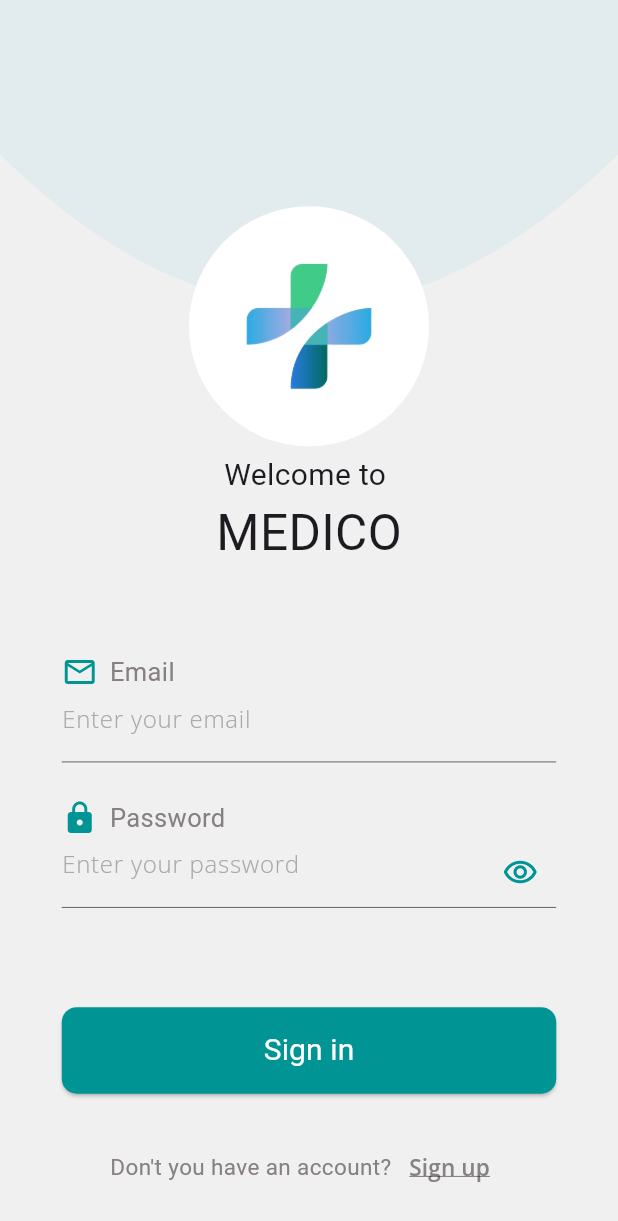
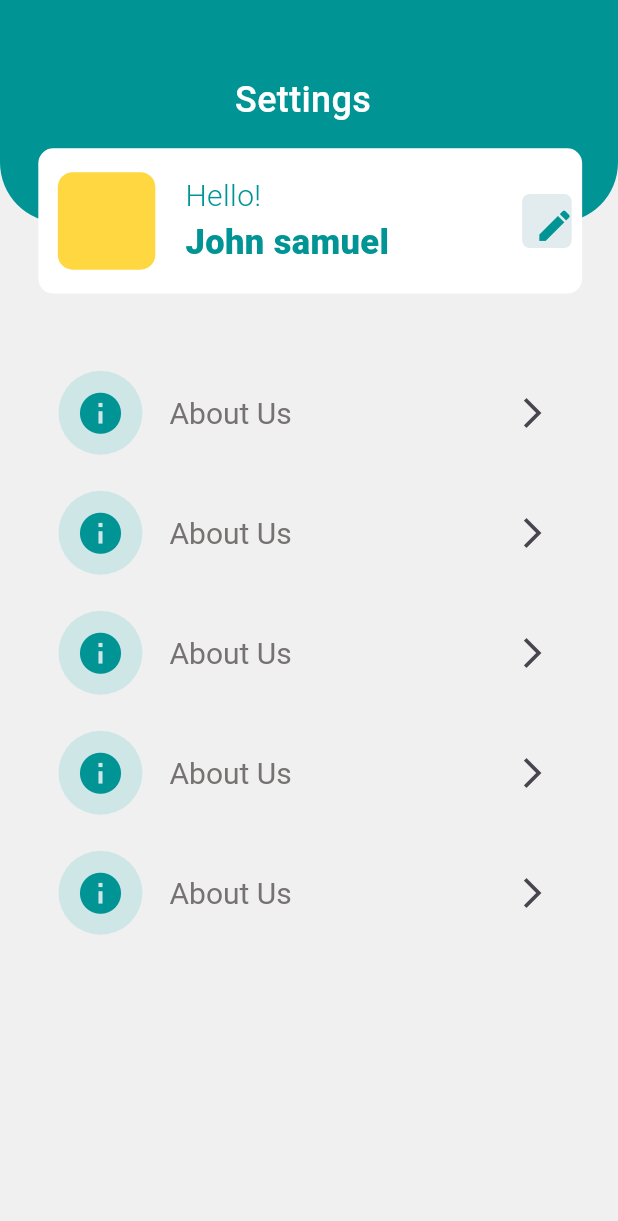
Before and after one commit to muhammed-shadil/doctor-booking-app, a Flutter app: the screen it shows after launch, on a phone screen of 412 x 824 dp. Shown: the top 1221 px of the screen. Run offline on Flutter 3.47's test engine with Material 3 defaults, Android fonts, the phone set to English and light mode, and no system bars; our stand-ins replace bloc, cloud_firestore, equatable, firebase_auth, firebase_core, flutter_bloc; accounts and stored records are empty.

Commit message:
loginand sign up functions,settings screen ui

```diff
--- a/lib/main.dart
+++ b/lib/main.dart
@@ -1,10 +1,12 @@
 import 'package:doctors_book_app/firebase_options.dart';
 import 'package:doctors_book_app/view/screens/login_screen.dart';
+import 'package:doctors_book_app/view/screens/settings_Screen.dart';
 import 'package:firebase_core/firebase_core.dart';
 import 'package:flutter/material.dart';
 
 void main() async{
 
+ WidgetsFlutterBinding.ensureInitialized();
 
 await Firebase.initializeApp(
     options: DefaultFirebaseOptions.currentPlatform,
@@ -17,8 +19,8 @@ class MyApp extends StatelessWidget {
 
   @override
   Widget build(BuildContext context) {
-    return  MaterialApp(
-      home: LoginScreen(),
+    return  const MaterialApp(
+      home: SettingsScreen(),
       debugShowCheckedModeBanner: false,
     );
   }
--- /dev/null
+++ b/lib/view/screens/settings_Screen.dart
@@ -0,0 +1,142 @@
+import 'package:doctors_book_app/view/widgets/settingspage_listtile.dart';
+import 'package:flutter/material.dart';
+
+class SettingsScreen extends StatelessWidget {
+  const SettingsScreen({super.key});
+
+  @override
+  Widget build(BuildContext context) {
+    return Scaffold(
+      backgroundColor: Color.fromARGB(255, 240, 240, 241),
+      body: Column(
+        children: [
+          SizedBox(
+            width: MediaQuery.of(context).size.width,
+            height: MediaQuery.of(context).size.height * 0.3,
+            child: Stack(
+              children: [
+                Container(
+                  decoration: const BoxDecoration(
+                    borderRadius: BorderRadius.only(
+                        bottomLeft: Radius.circular(40),
+                        bottomRight: Radius.circular(40)),
+                    color: const Color.fromARGB(255, 0, 148, 149),
+                  ),
+                  width: MediaQuery.of(context).size.width,
+                  height: MediaQuery.of(context).size.height * 0.18,
+                ),
+                Positioned(
+                  top: MediaQuery.of(context).size.width * 0.12,
+                  left: MediaQuery.of(context).size.width * 0.38,
+                  child: const Text(
+                    "Settings",
+                    style: TextStyle(
+                      fontWeight: FontWeight.w500,
+                      fontSize: 24,
+                      color: Colors.white,
+                    ),
+                  ),
+                ),
+                Positioned(
+                    top: MediaQuery.of(context).size.width * 0.24,
+                    left: MediaQuery.of(context).size.width * 0.062,
+                    child: Container(
+                      decoration: BoxDecoration(
+                        borderRadius: BorderRadius.circular(10),
+                        color: Colors.white,
+                      ),
+                      width: MediaQuery.of(context).size.width * 0.88,
+                      height: MediaQuery.of(context).size.width * 0.235,
+                      child: Row(
+                        mainAxisAlignment: MainAxisAlignment.spaceBetween,
+                        children: [
+                          Row(
+                            children: [
+                              Padding(
+                                padding:
+                                    const EdgeInsets.only(left: 13, right: 20),
+                                child: Container(
+                                  decoration: BoxDecoration(
+                                    borderRadius: BorderRadius.circular(10),
+                                    color: Colors.amberAccent,
+                                  ),
+                                  width: 65,
+                                  height: 65,
+                                ),
+                              ),
+                              const Column(
+                                crossAxisAlignment: CrossAxisAlignment.start,
+                                mainAxisAlignment: MainAxisAlignment.center,
+                                children: [
+                                  Text(
+                                    "Hello!",
+                                    style: TextStyle(
+                                      fontWeight: FontWeight.w300,
+                                      fontSize: 20,
+                                      color: Color.fromARGB(255, 0, 148, 149),
+                                    ),
+                                  ),
+                                  Text(
+                                    "John samuel",
+                                    style: TextStyle(
+                                      fontWeight: FontWeight.w900,
+                                      fontSize: 23,
+                                      color: Color.fromARGB(255, 0, 148, 149),
+                                    ),
+                                  )
+                                ],
+                              ),
+                            ],
+                          ),
+                          Container(
+                            width: 33,
+                            height: 36,
+                            margin: const EdgeInsets.only(right: 7),
+                            decoration: BoxDecoration(
+                                borderRadius: BorderRadius.circular(5),
+                                color:
+                                    const Color.fromARGB(255, 226, 235, 237)),
+                            child: IconButton(
+                                onPressed: () {},
+                                icon: const Icon(
+                                  Icons.edit,
+                                  size: 27,
+                                  color: Color.fromARGB(255, 0, 148, 149),
+                                )),
+                          )
+                        ],
+                      ),
+                    ))
+              ],
+            ),
+          ),
+          SettingsListTile(),
+          SettingsListTile(),
+          SettingsListTile(),
+          SettingsListTile(),
+          SettingsListTile(),
+          // Container(
+          //   decoration: BoxDecoration(
+          //     borderRadius: BorderRadius.circular(10),
+          //     color: Color.fromARGB(255, 205, 204, 200),
+          //   ),
+          //   width: 350,
+          //   height: 85,
+          //   child: const Row(
+          //     mainAxisAlignment: MainAxisAlignment.spaceBetween,
+          //     children: [
+          //       CircleAvatar(
+          //         radius: 30,
+          //       ),
+          //       Text(
+          //         "about us",
+          //       ),
+          //       Icon(Icons.arrow_forward_ios)
+          //     ],
+          //   ),
+          // ),
+        ],
+      ),
+    );
+  }
+}
--- /dev/null
+++ b/lib/view/widgets/settingspage_listtile.dart
@@ -0,0 +1,31 @@
+import 'package:flutter/material.dart';
+
+class SettingsListTile extends StatelessWidget {
+  const SettingsListTile({super.key});
+
+  @override
+  Widget build(BuildContext context) {
+    return const SizedBox(
+      height: 80,
+      width: 370,
+      child: ListTile(
+        trailing: Icon(Icons.arrow_forward_ios),
+        title: Text(
+          "About Us",
+        ),
+        titleTextStyle:
+            TextStyle(fontSize: 20, color: Color.fromARGB(255, 118, 114, 114)),
+        leading: CircleAvatar(
+          backgroundColor: Color.fromARGB(255, 207, 230, 231),
+          radius: 30,
+          child: Icon(
+            Icons.info,
+            size: 33,
+            color: Color.fromARGB(255, 0, 148, 149),
+          ),
+        ),
+        // tileColor: Color.fromARGB(255, 205, 204, 200),
+      ),
+    );
+  }
+}
```
Also changed, not shown: lib/controller/authentication/bloc/auth_bloc.dart (+58 -3 lines), lib/controller/authentication/bloc/auth_event.dart (+18 -1 lines), lib/controller/authentication/bloc/auth_state.dart (+34 -2 lines), lib/model/model.dart (+42 -0 lines), lib/view/screens/home_screen.dart (added, +12 -0 lines), lib/view/screens/login_screen.dart (+44 -8 lines), lib/view/screens/signup_screen.dart (+23 -0 lines), 1 other file.
